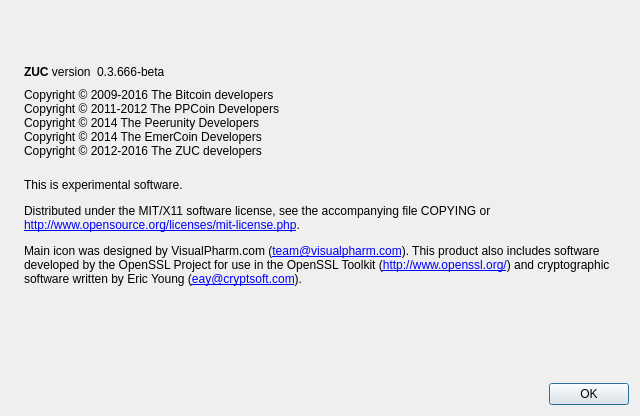
z3ustb/novacoin, file src/qt/forms/aboutdialog.ui: the form before one commit.
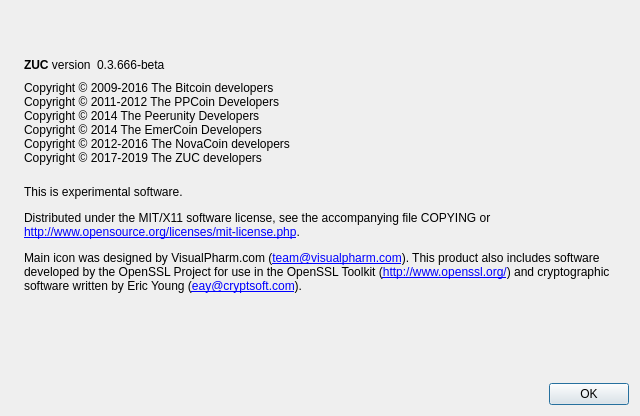
The form after the commit. Icons and pictures are not drawn.

```diff
--- a/src/qt/forms/aboutdialog.ui
+++ b/src/qt/forms/aboutdialog.ui
@@ -98,7 +98,8 @@
 Copyright © 2011-2012 The PPCoin Developers
 Copyright © 2014 The Peerunity Developers
 Copyright © 2014 The EmerCoin Developers
-Copyright © 2012-2016 The ZUC developers</string>
+Copyright © 2012-2016 The NovaCoin developers
+Copyright © 2017-2019 The ZUC developers</string>
        </property>
        <property name="textInteractionFlags">
         <set>Qt::LinksAccessibleByMouse|Qt::TextSelectableByKeyboard|Qt::TextSelectableByMouse</set>
```
